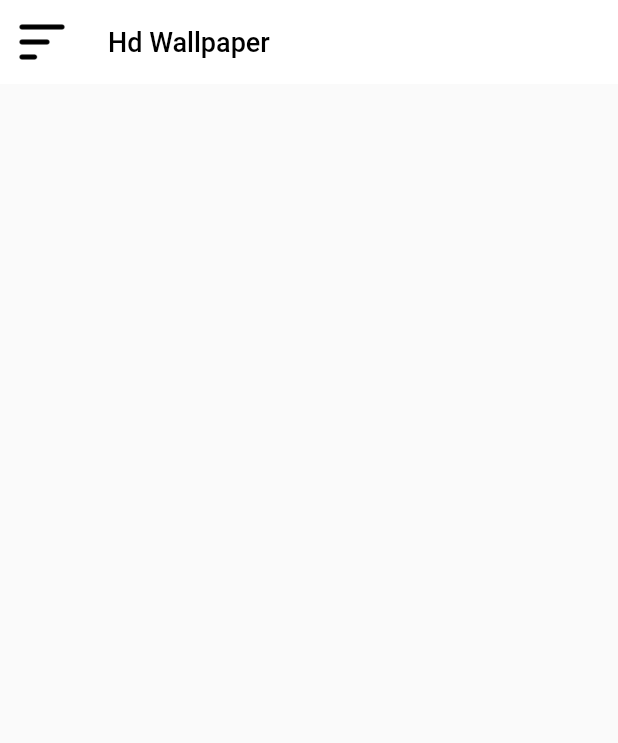
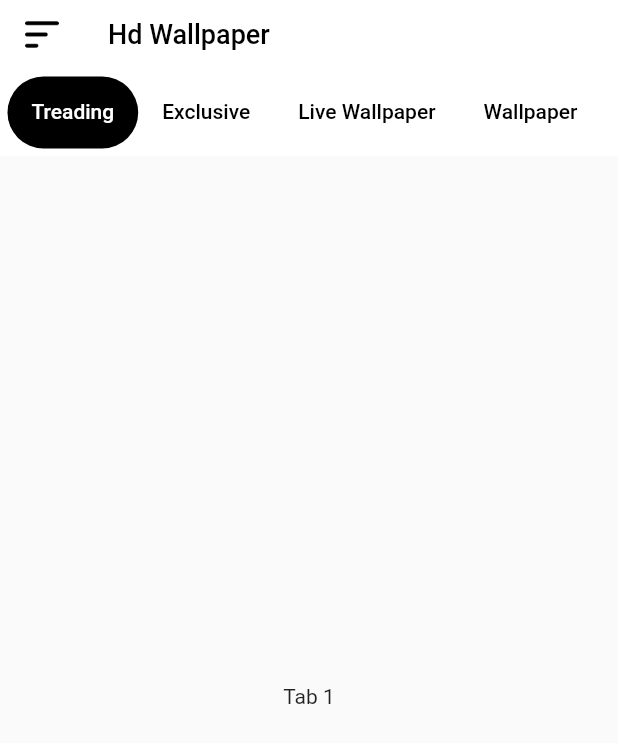
Before and after one commit to Rohithp1602/wallpaper_app, a Flutter app: the screen it shows after launch, on a phone screen of 412 x 824 dp. Shown: the top 743 px of the screen. Run offline on Flutter 3.47's test engine with Material 2 defaults, Android fonts, the phone set to English and light mode, and no system bars; our stand-ins replace get, google_fonts.

Commit message:
home screen tab bar done

```diff
--- a/lib/screens/home_screen.dart
+++ b/lib/screens/home_screen.dart
@@ -9,8 +9,42 @@ class HomeScreen extends StatelessWidget {
 
   @override
   Widget build(BuildContext context) {
-    return Scaffold(
+    return DefaultTabController(
+      length: 7,
+      child: Scaffold(
           appBar: AppBar(
+              bottom: TabBar(
+
+                  isScrollable: true,
+                  unselectedLabelColor: Colors.black,
+                  padding: const EdgeInsets.all(5),
+                  indicatorColor: Colors.black,
+                  indicator: BoxDecoration(
+                      borderRadius: BorderRadius.circular(50),
+                      color: Colors.black),
+                  tabs: const [
+                    Tab(
+                      child: Text('Treading'),
+                    ),
+                    Tab(
+                      child: Text('Exclusive'),
+                    ),
+                    Tab(
+                      child: Text('Live Wallpaper'),
+                    ),
+                    Tab(
+                      child: Text('Wallpaper'),
+                    ),
+                    Tab(
+                      child: Text('Quotes Wallpaper'),
+                    ),
+                    Tab(
+                      child: Text('Clock Wallpaper'),
+                    ),
+                    Tab(
+                      child: Text('Category'),
+                    )
+                  ]),
               title: "Hd Wallpaper"
                   .appTextStyle(size: 18, fontWeight: FontWeight.w500),
               elevation: 0.0,
@@ -21,7 +55,32 @@ class HomeScreen extends StatelessWidget {
                         icon: Image.asset(AppIcons.icMenu),
                         onPressed: () => Scaffold.of(context).openDrawer()),
               )),
-      drawer: AppDrawer(),
+          drawer: const AppDrawer(),
+          body: const TabBarView(
+            children: <Widget>[
+              Center(
+                child: Text('Tab 1'),
+              ),
+              Center(
+                child: Text('Tab 2'),
+              ),
+              Center(
+                child: Text('Tab 3'),
+              ),
+              Center(
+                child: Text('Tab 4'),
+              ),
+              Center(
+                child: Text('Tab 5'),
+              ),
+              Center(
+                child: Text('Tab 6'),
+              ),
+              Center(
+                child: Text('Tab 7'),
+              ),
+            ],
+          )),
     );
   }
 }
```
Lines whose indentation alone changed are shown as unchanged.
